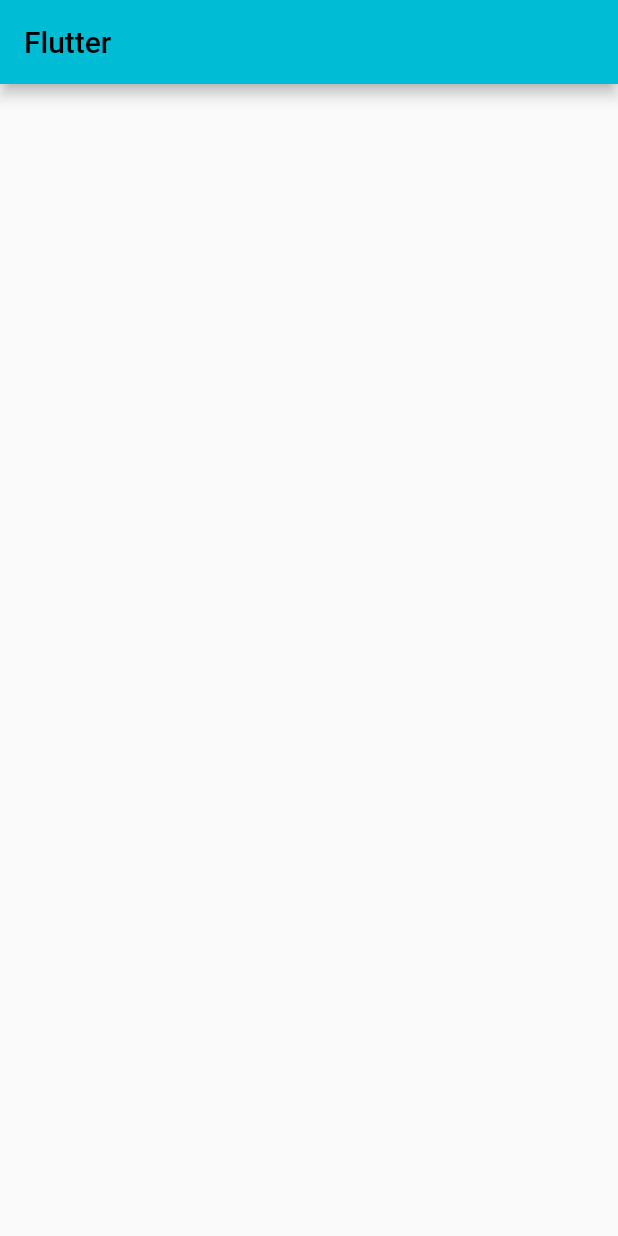
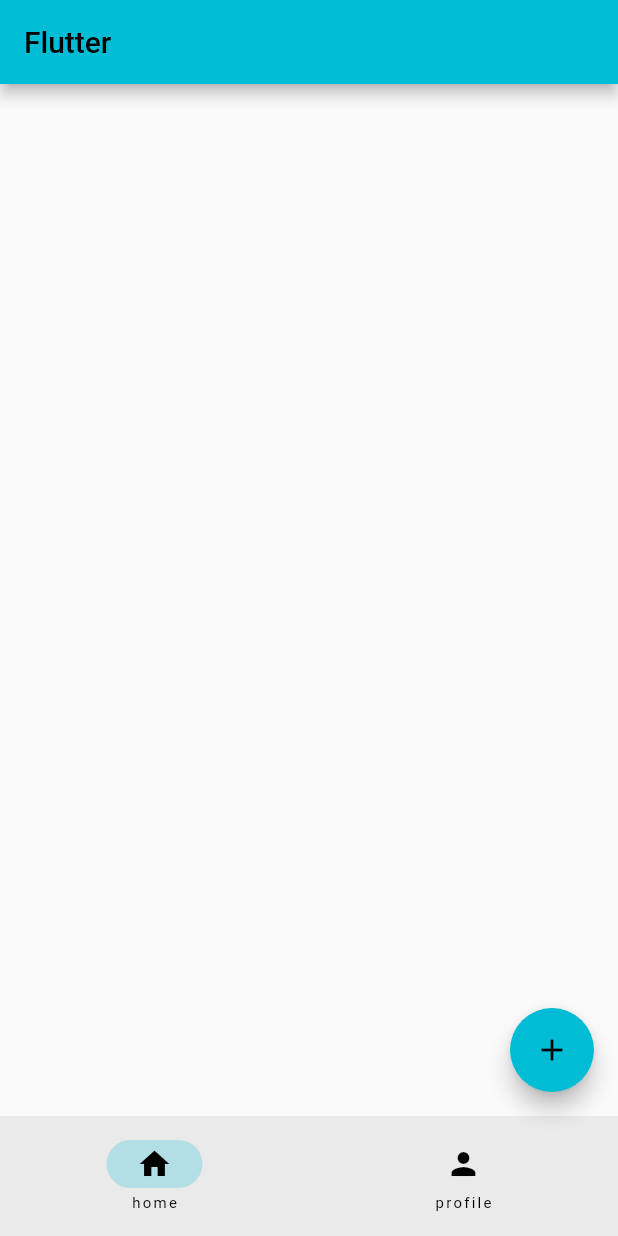
Before and after one commit to hshehabu/simple-flutter-app, a Flutter app: the screen it shows after launch, on a phone screen of 412 x 824 dp. Run offline on Flutter 3.47's test engine with Material 2 defaults, Android fonts, the phone set to English and light mode, and no system bars.

Commit message:
bottom navigation

```diff
--- a/lib/main.dart
+++ b/lib/main.dart
@@ -9,6 +9,7 @@ class MyApp extends StatelessWidget {
   @override
   Widget build(BuildContext context) {
     return  MaterialApp(
+      debugShowCheckedModeBanner: false,
       theme: ThemeData(
         primarySwatch: Colors.cyan,
       ),
@@ -25,6 +26,7 @@ class RootPage extends StatefulWidget {
 }
 
 class _RootPageState extends State<RootPage> {
+  int currentPage = 0;
   @override
   Widget build(BuildContext context) {
     return  Scaffold(
@@ -33,6 +35,26 @@ class _RootPageState extends State<RootPage> {
           'Flutter'
         ),
       ),
+      floatingActionButton: FloatingActionButton(onPressed: (){
+        setState(() {
+          debugPrint('floating button is being pressed');
+        });
+      },
+      child: const Icon(Icons.add),
+      ),
+      bottomNavigationBar: NavigationBar(destinations: const [
+        NavigationDestination(icon: Icon(Icons.home), label: 'home'),
+        NavigationDestination(icon: Icon(Icons.person), label: 'profile'),
+
+      ],
+      onDestinationSelected: (int index){
+        setState(() {
+          currentPage = index;
+        });
+
+      },
+        selectedIndex: currentPage,
+      ),
     );
   }
 }
```
